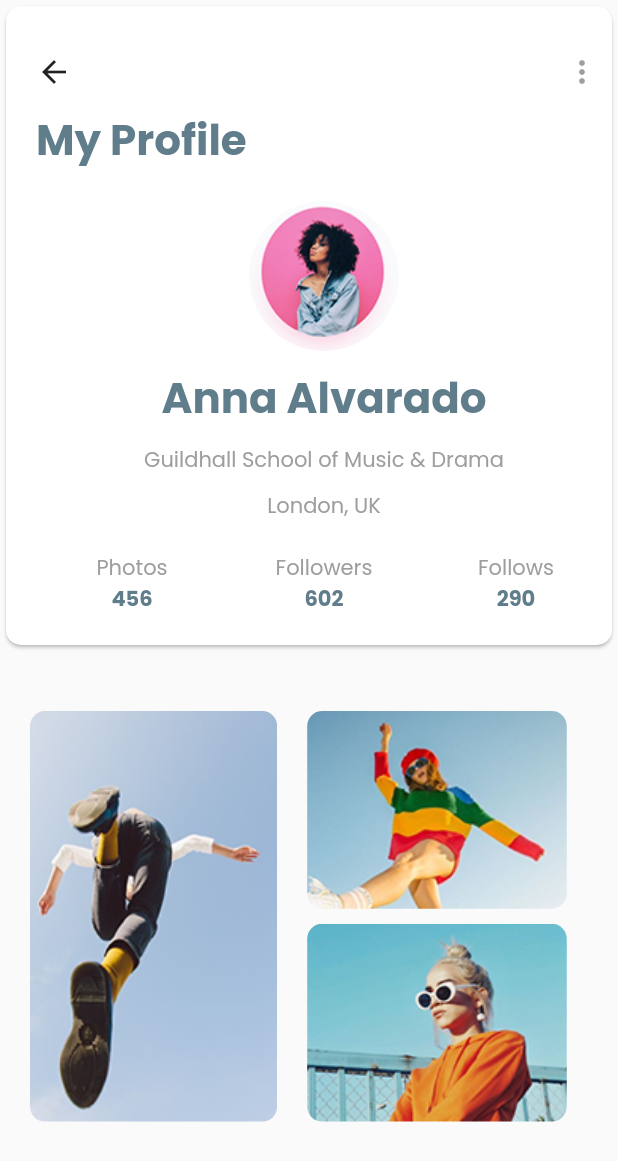
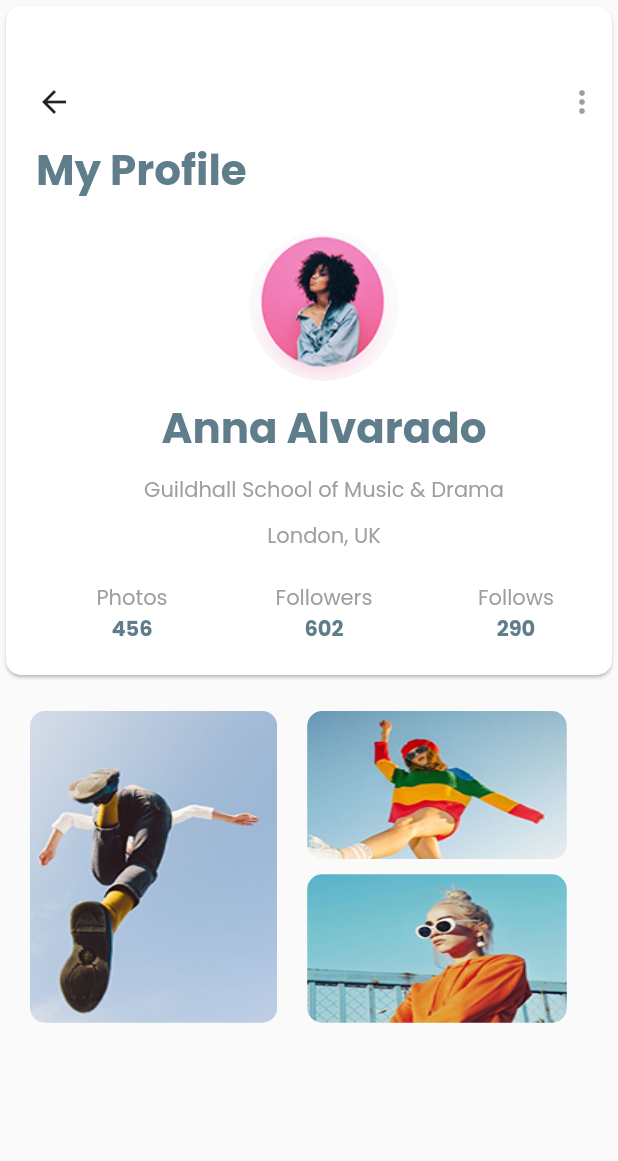
Before and after one commit to poste0/SocialAppMobile, a Flutter app: the screen it shows after launch, on a phone screen of 412 x 824 dp. Shown: the top 1161 px of the screen. Run offline on Flutter 3.47's test engine with Material 2 defaults, Android fonts, the phone set to English and light mode, and no system bars; accounts and stored records are empty.

Commit message:
Changed image sizes

```diff
--- a/lib/main.dart
+++ b/lib/main.dart
@@ -43,28 +43,6 @@ class Pair<F, S>{
 }
 
 class MyHomePage extends StatelessWidget {
-  Widget _settingsPopup() => PopupMenuButton(
-    itemBuilder: (context) => [
-        PopupMenuItem(
-          value: 1,
-        )
-      ],
-    icon: Icon(
-      Icons.power_input_outlined
-    ),
-  );
-
-  Widget _notificationButton() => IconButton(
-    onPressed: null,
-    icon: Icon(
-      Icons.notifications
-    ),
-  );
-
-  final TextStyle _mainTitleStyle = TextStyle(
-    color:  Colors.black,
-  );
-
   @override
   Widget build(BuildContext context) {
     List<String> photos = new List(456);
@@ -89,7 +67,7 @@ class MyHomePage extends StatelessWidget {
               Card(
                 shape: RoundedRectangleBorder(borderRadius: BorderRadius.circular(10)),
                 child: Padding(
-                  padding: EdgeInsets.fromLTRB(20, 20, 0, 0),
+                  padding: EdgeInsets.fromLTRB(20, 40, 0, 0),
                   child: Column(
                     children: [
                       ApplicationBar(
@@ -205,13 +183,13 @@ class MyHomePage extends StatelessWidget {
               ),
               Expanded(
                 child: Container(
-                  child: Padding(padding: EdgeInsets.fromLTRB(20, 40, 20, 0),
+                  child: Padding(padding: EdgeInsets.fromLTRB(20, 20, 20, 0),
                     child: Row(
                         children: [
                           Column(
                             children: [
                               Container(
-                                height: MediaQuery.of(context).size.height * 0.32 + 10,
+                                height: MediaQuery.of(context).size.height * 0.24 + 10,
                                 width: MediaQuery.of(context).size.width * 0.4,
                                 child: ClipRRect(
                                   borderRadius: BorderRadius.circular(10),
@@ -224,7 +202,7 @@ class MyHomePage extends StatelessWidget {
                             child: Column(
                               children: [
                                 Container(
-                                  height: MediaQuery.of(context).size.height * 0.16,
+                                  height: MediaQuery.of(context).size.height * 0.12,
                                   width: MediaQuery.of(context).size.width * 0.42,
                                   child: ClipRRect(
                                     borderRadius: BorderRadius.circular(10),
@@ -233,7 +211,7 @@ class MyHomePage extends StatelessWidget {
                                 ),
                                 SizedBox(height: 10),
                                 Container(
-                                  height: MediaQuery.of(context).size.height * 0.16,
+                                  height: MediaQuery.of(context).size.height * 0.12,
                                   width: MediaQuery.of(context).size.width * 0.42,
                                   child: ClipRRect(
                                     borderRadius: BorderRadius.circular(10),
@@ -249,6 +227,28 @@ class MyHomePage extends StatelessWidget {
                   ),
                 ),
               )
+              /*Row(
+                children: [
+                  Expanded(
+                    child: Column(
+                      children: [
+                        Image(image: AssetImage("lib/assets/Image4.PNG"), fit: BoxFit.fill),
+                      ],
+                    ),
+                  ),
+                  Expanded(
+                    child: Column(
+                      children: [
+                        Image(image: AssetImage("lib/assets/Image4.PNG"), fit: BoxFit.fill),
+
+                      ],
+                    ),
+                  ),
+
+                ],
+              )
+
+               */
             ],
           ),
 
```
